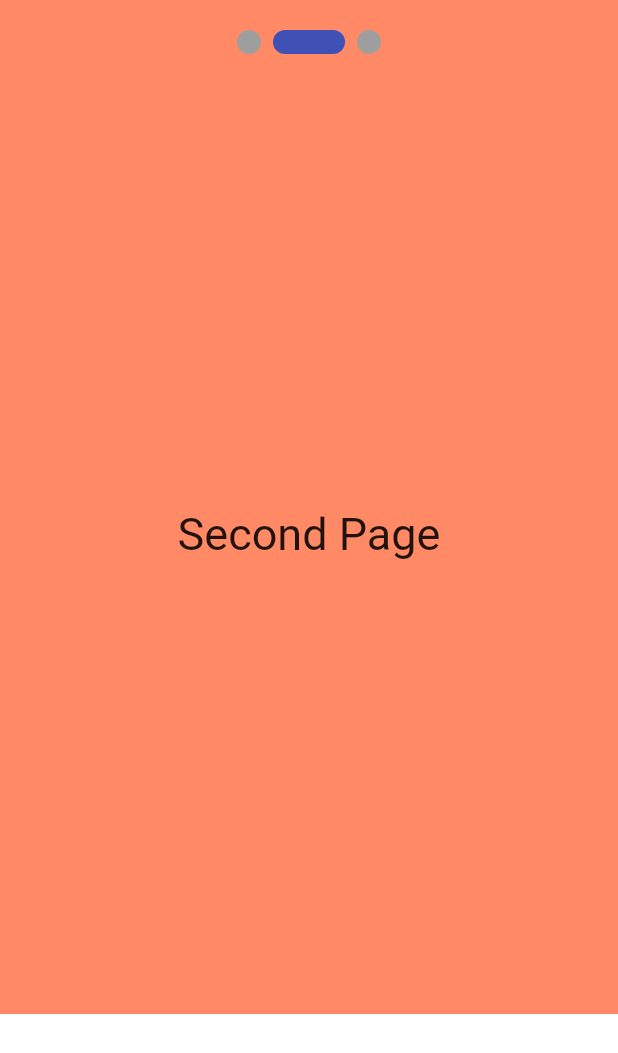
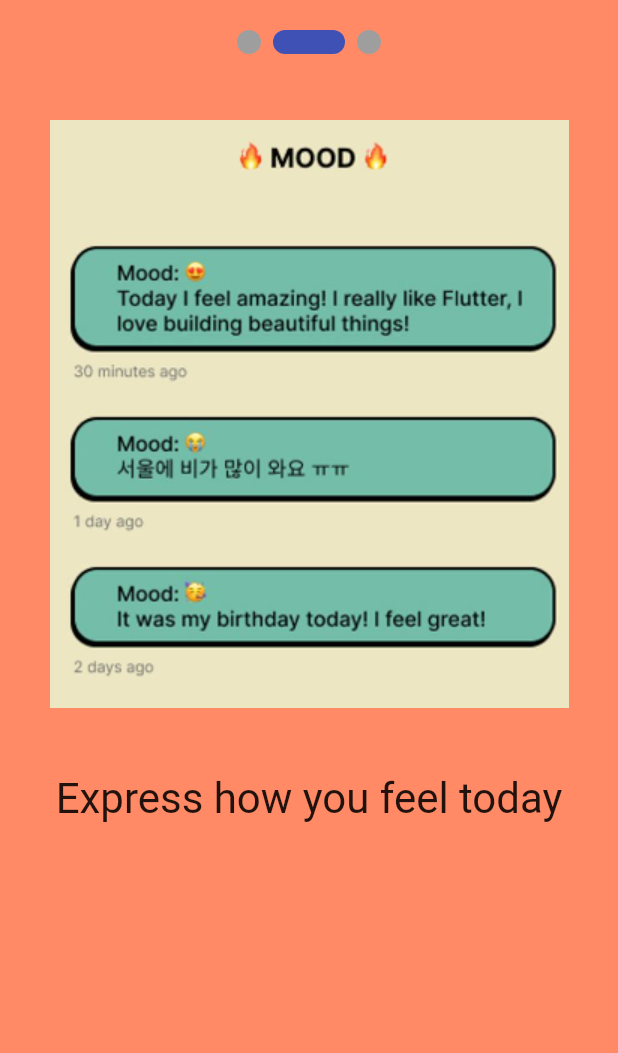
Before and after one commit to pic123123/mood_tracker, a Flutter app: the TutorialScreen screen opened by its route, swiped to page 2, on a phone screen of 412 x 824 dp. Shown: the top 1053 px of the screen. Run offline on Flutter 3.47's test engine with Material 2 defaults, Android fonts, the phone set to English and light mode, and no system bars; drawn by our look-alikes of smooth_page_indicator; our stand-ins replace cloud_firestore, firebase_auth, firebase_core, firebase_storage, flutter_riverpod, font_awesome_flutter and 1 more; accounts and stored records are empty; network calls fail.

Commit message:
tutorial

```diff
--- a/lib/tutorial/tutorial_screen.dart
+++ b/lib/tutorial/tutorial_screen.dart
@@ -4,6 +4,7 @@ import 'package:flutter/material.dart';
 import 'package:go_router/go_router.dart';
 import 'package:smooth_page_indicator/smooth_page_indicator.dart';
 
+import '../common/constants/gaps.dart';
 import '../common/constants/sizes.dart';
 import '../common/utils/util.dart';
 
@@ -22,6 +23,8 @@ class _TutorialScreenState extends State<TutorialScreen> {
     context.go('/home');
   }
 
+  final tutorialSecondImage = 'assets/images/tutorial_second.png';
+
   @override
   Widget build(BuildContext context) {
     return Scaffold(
@@ -32,7 +35,10 @@ class _TutorialScreenState extends State<TutorialScreen> {
               controller.page != null &&
               controller.page! >= 2.0;
           return Container(
-            color: isDarkMode(context) ? Colors.black : Colors.white,
+            width: MediaQuery.of(context).size.width * 0.7, // 화면 너비의 약 70%만큼 설정
+            color: isDarkMode(context)
+                ? Colors.black
+                : Theme.of(context).appBarTheme.backgroundColor,
             child: Padding(
               padding: const EdgeInsets.only(
                 top: Sizes.size32,
@@ -67,28 +73,51 @@ class _TutorialScreenState extends State<TutorialScreen> {
             Expanded(
               child: PageView(
                 controller: controller,
-                children: const <Widget>[
+                children: <Widget>[
                   // 첫 번째 페이지 내용...
-                  Center(
+                  const Center(
                     child: Text(
-                      "First Page",
-                      style: TextStyle(fontSize: 30),
+                      "Welcome",
+                      style: TextStyle(
+                        fontSize: Sizes.size40,
+                      ),
                     ),
                   ),
                   // 두 번째 페이지 내용...
                   Center(
-                    child: Text(
-                      "Second Page",
-                      style: TextStyle(fontSize: 30),
-                    ),
-                  ),
+                      child: Column(
+                    children: [
+                      Gaps.v40,
+                      Image.asset(
+                        tutorialSecondImage,
+                        width: 400, // 원하는 너비로 설정
+                        height: 400, // 원하는 높이로 설정
+                      ),
+                      Gaps.v40,
+                      const Text(
+                        "Express how you feel today",
+                        style: TextStyle(
+                          fontSize: Sizes.size28,
+                        ),
+                      ),
+                    ],
+                  )),
                   // 세 번째 페이지 내용...
                   Center(
-                    child: Text(
-                      "Third Page",
-                      style: TextStyle(fontSize: 30),
-                    ),
-                  ),
+                      child: Column(
+                    children: const [
+                      Gaps.v40,
+                      Text(
+                        "Let's start the app",
+                        style: TextStyle(fontSize: 28),
+                      ),
+                      Gaps.v80,
+                      Text(
+                        "Please click the button below",
+                        style: TextStyle(fontSize: 22),
+                      ),
+                    ],
+                  )),
                 ],
               ),
             ),
--- a/pubspec.yaml
+++ b/pubspec.yaml
@@ -70,8 +70,8 @@ flutter:
   uses-material-design: true
 
   # To add assets to your application, add an assets section, like this:
-  # assets:
-  #   - images/a_dot_burr.jpeg
+  assets:
+    - assets/images/tutorial_second.png
   #   - images/a_dot_ham.jpeg
 
   # An image asset can refer to one or more resolution-specific "variants", see
```
Also changed, not shown: lib/authentication/login_screen.dart (+6 -2 lines), lib/authentication/sign_up_screen.dart (+11 -8 lines), lib/authentication/view_models/login_view_model.dart (+15 -6 lines), lib/authentication/view_models/sign_up_view_model.dart (+15 -9 lines), assets/images/tutorial_second.png (added), lib/firebase_options.dart, 8 other files.
